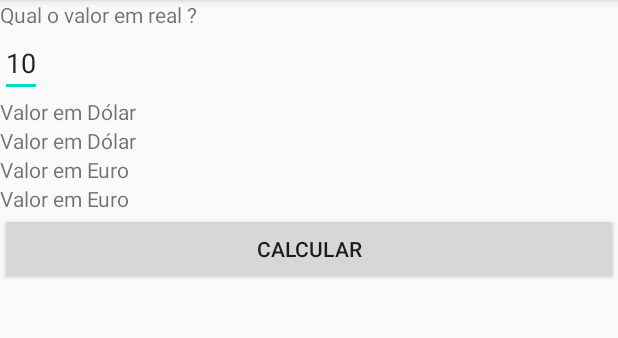
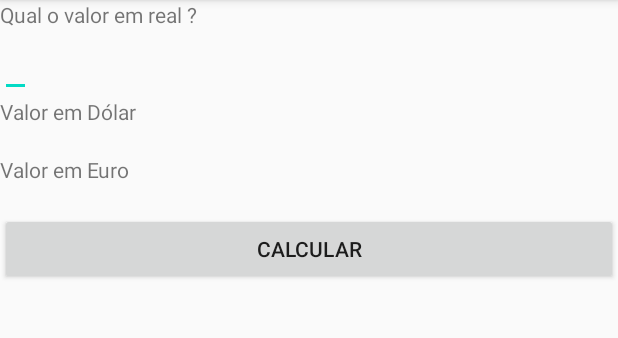
Before and after one commit to pedrinholeda/ConversorMoedas, an Android app: the screen it shows after launch (MainActivity), on a phone screen of 412 x 824 dp, the part 84-422 px from its top. Run offline under Robolectric (Android 15) with nearby library versions, the phone set to English and light mode, and no system bars.

```diff
--- a/app/src/main/java/com/pedro/conversormoedas/MainActivity.java
+++ b/app/src/main/java/com/pedro/conversormoedas/MainActivity.java
@@ -3,11 +3,13 @@ package com.pedro.conversormoedas;
 import androidx.appcompat.app.AppCompatActivity;
 
 import android.os.Bundle;
+import android.view.View;
 import android.widget.Button;
 import android.widget.EditText;
 import android.widget.TextView;
+import android.widget.Toast;
 
-public class MainActivity extends AppCompatActivity {
+public class MainActivity extends AppCompatActivity  implements View.OnClickListener{
 
     private ViewHolder mViewHolder = new ViewHolder();
 
@@ -21,6 +23,30 @@ public class MainActivity extends AppCompatActivity {
         this.mViewHolder.textDolar= findViewById(R.id.text_dolar);
         this.mViewHolder.textEuro = findViewById(R.id.text_euro);
         this.mViewHolder.buttonCalculate = findViewById(R.id.button_calculate);
+
+        this.mViewHolder.buttonCalculate.setOnClickListener(this);
+
+        this.clearValues();
+    }
+
+    @Override
+    public void onClick(View v) {
+        if(v.getId() == R.id.button_calculate){
+            String value = this.mViewHolder.editValue.getText().toString();
+            if("".equals(value)) {
+                //mostrar mensagem pro usuario
+                Toast.makeText(this,this.getString( R.string.informe_valor),Toast.LENGTH_LONG).show();
+
+            } else {
+
+            }
+        }
+    }
+
+    private void clearValues(){
+        this.mViewHolder.textDolar.setText("");
+        this.mViewHolder.textEuro.setText("");
+
     }
 
     private static class ViewHolder {
--- a/app/src/main/res/layout/activity_main.xml
+++ b/app/src/main/res/layout/activity_main.xml
@@ -16,12 +16,12 @@
         android:id="@+id/edit_valor"
         android:layout_width="wrap_content"
         android:layout_height="wrap_content"
-        android:text="10" />
+        android:text="" />
 
     <TextView
         android:layout_width="wrap_content"
         android:layout_height="wrap_content"
-        android:text="@string/valor_em_dolar" />
+        android:text="@string/valor_em_dolar" />jh
 
     <TextView
         android:id="@+id/text_dolar"
--- a/app/src/main/res/values/strings.xml
+++ b/app/src/main/res/values/strings.xml
@@ -4,4 +4,5 @@
     <string name="valor_em_dolar">Valor em Dólar</string>
     <string name="valor_em_euro">Valor em Euro</string>
     <string name="calcular">Calcular</string>
+    <string name="informe_valor">Informe um valor!</string>
 </resources>
```
